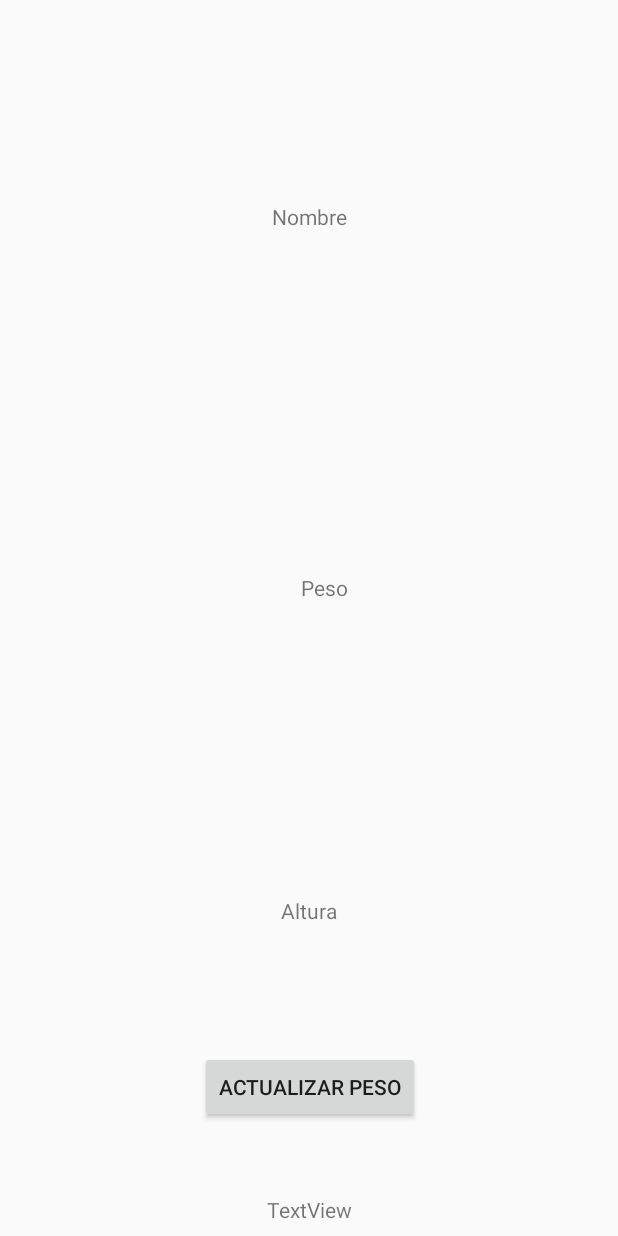
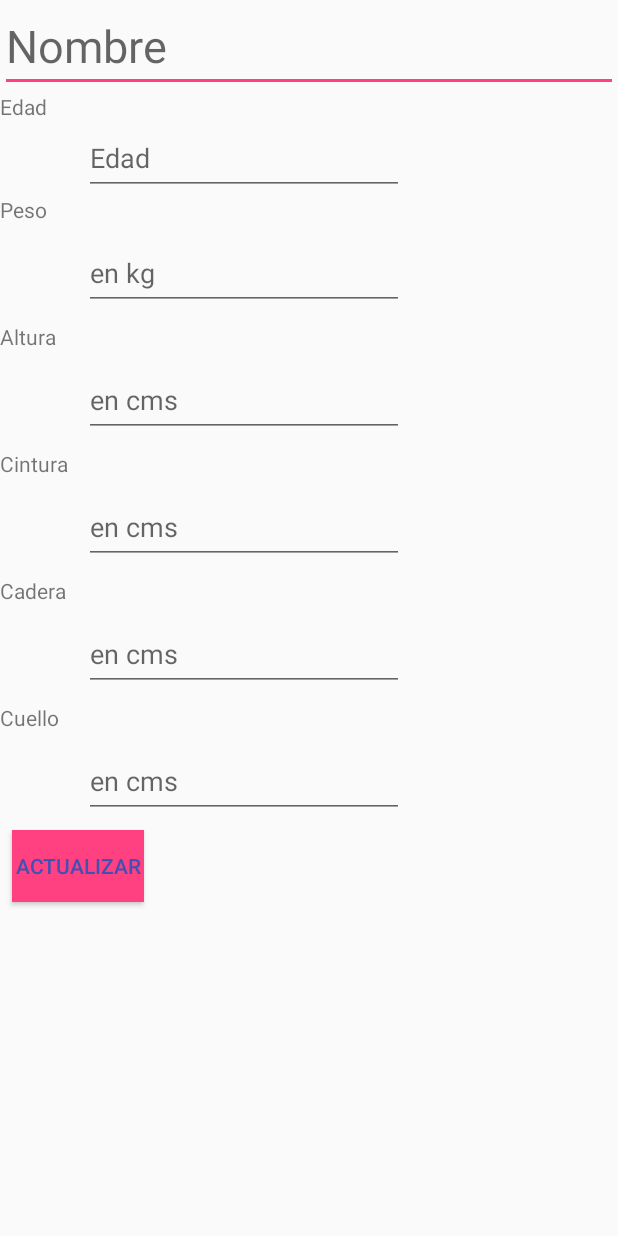
Before and after one commit to UTN-FRBA-Mobile/Fitlandia, an Android app: the Perfil screen opened directly, with no data from a screen before it, on a phone screen of 412 x 824 dp. Run offline under Robolectric (Android 15) with nearby library versions, the phone set to English and light mode, and no system bars.

Commit message:
Perfil de usuario toma 2

```diff
--- a/app/src/main/res/layout/activity_perfil.xml
+++ b/app/src/main/res/layout/activity_perfil.xml
@@ -1,75 +1,157 @@
 <?xml version="1.0" encoding="utf-8"?>
-<android.support.constraint.ConstraintLayout xmlns:android="http://schemas.android.com/apk/res/android"
+<LinearLayout xmlns:android="http://schemas.android.com/apk/res/android"
     xmlns:app="http://schemas.android.com/apk/res-auto"
     xmlns:tools="http://schemas.android.com/tools"
     android:layout_width="match_parent"
     android:layout_height="match_parent"
-    tools:context=".Perfil">
+    tools:context=".Perfil"
+    android:orientation="vertical">
+
+
+    <EditText
+        android:id="@+id/EditTextName"
+        android:layout_width="fill_parent"
+        android:layout_height="wrap_content"
+        android:hint="@string/nombreUsuario"
+        android:inputType="textPersonName"
+       android:textSize="30dp"
+        tools:layout_editor_absoluteX="0dp"
+        tools:layout_editor_absoluteY="87dp"></EditText>
 
     <TextView
-        android:id="@+id/txt_nombreUsuario"
+        android:id="@+id/txtEdad"
+        android:layout_width="match_parent"
+        android:layout_height="wrap_content"
+        android:text="@string/edad"
+        app:layout_constraintTop_toBottomOf="@+id/EditTextName"/>
+
+    <EditText
+        android:id="@+id/edad"
+        android:layout_width="wrap_content"
+        android:layout_height="49dp"
+
+        android:layout_marginStart="56dp"
+        android:ems="10"
+        android:hint="@string/edad"
+        android:inputType="numberDecimal"
+        app:layout_constraintBottom_toTopOf="@+id/peso"
+        app:layout_constraintStart_toStartOf="parent"
+        app:layout_constraintTop_toBottomOf="@+id/txtEdad"
+        app:layout_constraintVertical_bias="0.924" />
+
+    <TextView
+        android:id="@+id/txtPeso"
+        android:layout_width="match_parent"
+        android:layout_height="wrap_content"
+        android:text="@string/peso" />
+
+    <EditText
+        android:id="@+id/peso"
+        android:layout_width="wrap_content"
+        android:layout_height="49dp"
+        android:layout_marginBottom="8dp"
+        android:layout_marginStart="56dp"
+        android:layout_marginTop="8dp"
+        android:ems="10"
+        android:hint="@string/kg"
+        android:inputType="numberDecimal"
+        app:layout_constraintBottom_toTopOf="@+id/altura"
+        app:layout_constraintStart_toStartOf="parent"
+        app:layout_constraintTop_toBottomOf="@+id/EditTextName"
+        app:layout_constraintVertical_bias="0.993" />
+    <TextView
+        android:id="@+id/txtAltura"
+        android:layout_width="match_parent"
+        android:layout_height="wrap_content"
+        android:text="@string/altura" />
+    <EditText
+        android:id="@+id/altura"
+        android:layout_width="wrap_content"
+        android:layout_height="49dp"
+        android:layout_marginBottom="8dp"
+        android:layout_marginStart="56dp"
+        android:layout_marginTop="8dp"
+        android:ems="10"
+        android:hint="@string/cm"
+        android:inputType="numberDecimal"
+        app:layout_constraintBottom_toTopOf="@+id/cintura"
+        app:layout_constraintStart_toStartOf="parent"
+        app:layout_constraintTop_toBottomOf="@+id/EditTextName"
+        app:layout_constraintVertical_bias="1.0" />
+    <TextView
+        android:id="@+id/txtCintura"
+        android:layout_width="match_parent"
+        android:layout_height="wrap_content"
+        android:text="@string/cintura" />
+
+    <EditText
+        android:id="@+id/cintura"
+        android:layout_width="wrap_content"
+        android:layout_height="49dp"
+        android:layout_marginBottom="8dp"
+        android:layout_marginStart="56dp"
+        android:layout_marginTop="8dp"
+        android:ems="10"
+        android:hint="@string/cm"
+        android:inputType="numberDecimal"
+        app:layout_constraintBottom_toTopOf="@+id/cadera"
+        app:layout_constraintStart_toStartOf="parent"
+        app:layout_constraintTop_toBottomOf="@+id/EditTextName"
+        app:layout_constraintVertical_bias="1.0" />
+    <TextView
+        android:id="@+id/txtCadera"
+        android:layout_width="match_parent"
+        android:layout_height="wrap_content"
+        android:text="@string/cadera" />
+
+    <EditText
+        android:id="@+id/cadera"
+        android:layout_width="wrap_content"
+        android:layout_height="49dp"
+        android:layout_marginBottom="8dp"
+        android:layout_marginStart="56dp"
+        android:layout_marginTop="8dp"
+        android:ems="10"
+        android:hint="@string/cm"
+        android:inputType="numberDecimal"
+        app:layout_constraintBottom_toTopOf="@+id/cuello"
+        app:layout_constraintStart_toStartOf="parent"
+        app:layout_constraintTop_toBottomOf="@+id/EditTextName"
+        app:layout_constraintVertical_bias="1.0" />
+    <TextView
+        android:id="@+id/txtCuello"
+        android:layout_width="match_parent"
+        android:layout_height="wrap_content"
+        android:text="@string/cuello" />
+
+    <EditText
+        android:id="@+id/cuello"
+        android:layout_width="wrap_content"
+        android:layout_height="49dp"
+        android:layout_marginBottom="8dp"
+        android:layout_marginStart="56dp"
+        android:layout_marginTop="8dp"
+        android:ems="10"
+        android:hint="@string/cm"
+        android:inputType="numberDecimal"
+        app:layout_constraintBottom_toTopOf="@+id/b_actualizarPeso"
+        app:layout_constraintStart_toStartOf="parent"
+        app:layout_constraintTop_toBottomOf="@+id/EditTextName"
+        app:layout_constraintVertical_bias="0.972" />
+
+    <Button
+        android:id="@+id/b_actualizarPeso"
         android:layout_width="wrap_content"
         android:layout_height="wrap_content"
         android:layout_marginBottom="8dp"
         android:layout_marginEnd="8dp"
         android:layout_marginStart="8dp"
-        android:layout_marginTop="8dp"
-        android:text="@string/nombreUsuario"
-        app:layout_constraintBottom_toTopOf="@+id/txt_peso"
-        app:layout_constraintEnd_toEndOf="parent"
-        app:layout_constraintStart_toStartOf="parent"
-        app:layout_constraintTop_toTopOf="parent"
-        app:layout_constraintVertical_bias="0.365" />
-
-    <TextView
-        android:id="@+id/txt_peso"
-        android:layout_width="wrap_content"
-        android:layout_height="wrap_content"
-        android:layout_marginBottom="196dp"
-        android:layout_marginEnd="8dp"
-        android:layout_marginStart="8dp"
-        android:text="@string/peso"
-        app:layout_constraintBottom_toTopOf="@+id/txt_altura"
-        app:layout_constraintEnd_toEndOf="parent"
-        app:layout_constraintHorizontal_bias="0.528"
-        app:layout_constraintStart_toStartOf="parent" />
-
-    <TextView
-        android:id="@+id/txt_altura"
-        android:layout_width="wrap_content"
-        android:layout_height="wrap_content"
-        android:layout_marginBottom="84dp"
-        android:layout_marginEnd="8dp"
-        android:layout_marginStart="8dp"
-        android:text="@string/altura"
-        app:layout_constraintBottom_toTopOf="@+id/b_actualizarPeso"
-        app:layout_constraintEnd_toEndOf="parent"
-        app:layout_constraintStart_toStartOf="parent" />
-
-    <Button
-        android:id="@+id/b_actualizarPeso"
-        android:layout_width="wrap_content"
-        android:layout_height="wrap_content"
-        android:layout_marginBottom="48dp"
-        android:layout_marginEnd="8dp"
-        android:layout_marginStart="8dp"
-        android:text="@string/actualizarPeso"
-        app:layout_constraintBottom_toTopOf="@+id/textView3"
+        android:background="@color/colorAccent"
+        android:textColor="@color/colorPrimary"
+        android:text="@string/actualizar"
+        app:layout_constraintBottom_toBottomOf="@+id/cuello"
         app:layout_constraintEnd_toEndOf="parent"
         app:layout_constraintHorizontal_bias="0.502"
         app:layout_constraintStart_toStartOf="parent" />
 
-    <TextView
-        android:id="@+id/textView3"
-        android:layout_width="wrap_content"
-        android:layout_height="wrap_content"
-        android:layout_marginBottom="8dp"
-        android:layout_marginEnd="8dp"
-        android:layout_marginStart="8dp"
-        android:text="TextView"
-        app:layout_constraintBottom_toBottomOf="parent"
-        app:layout_constraintEnd_toEndOf="parent"
-        app:layout_constraintStart_toStartOf="parent" />
-
-
-</android.support.constraint.ConstraintLayout>
+</LinearLayout>
--- a/app/src/main/res/values/strings.xml
+++ b/app/src/main/res/values/strings.xml
@@ -25,9 +25,17 @@
     <string name="galeria">Galeria</string>
     <string name="running">Running</string>
     <string name="peso">Peso</string>
+    <string name="edad">Edad</string>
+
+    <string name="cintura">Cintura</string>
+
+    <string name="cuello">Cuello</string>
+    <string name="kg">en kg</string>
+    <string name="cadera">Cadera</string>
+    <string name="cm">en cms</string>
     <string name="nombreUsuario">Nombre</string>
     <string name="altura">Altura</string>
-    <string name="actualizarPeso">Actualizar Peso</string>
+    <string name="actualizar">Actualizar</string>
 
     <!-- Strings related to login -->
     <string name="prompt_email">Email</string>
--- a/build.gradle
+++ b/build.gradle
@@ -7,7 +7,7 @@ buildscript {
         jcenter()
     }
     dependencies {
-        classpath 'com.android.tools.build:gradle:3.1.2'
+        classpath 'com.android.tools.build:gradle:3.1.3'
 
 
         // NOTE: Do not place your application dependencies here; they belong
```
